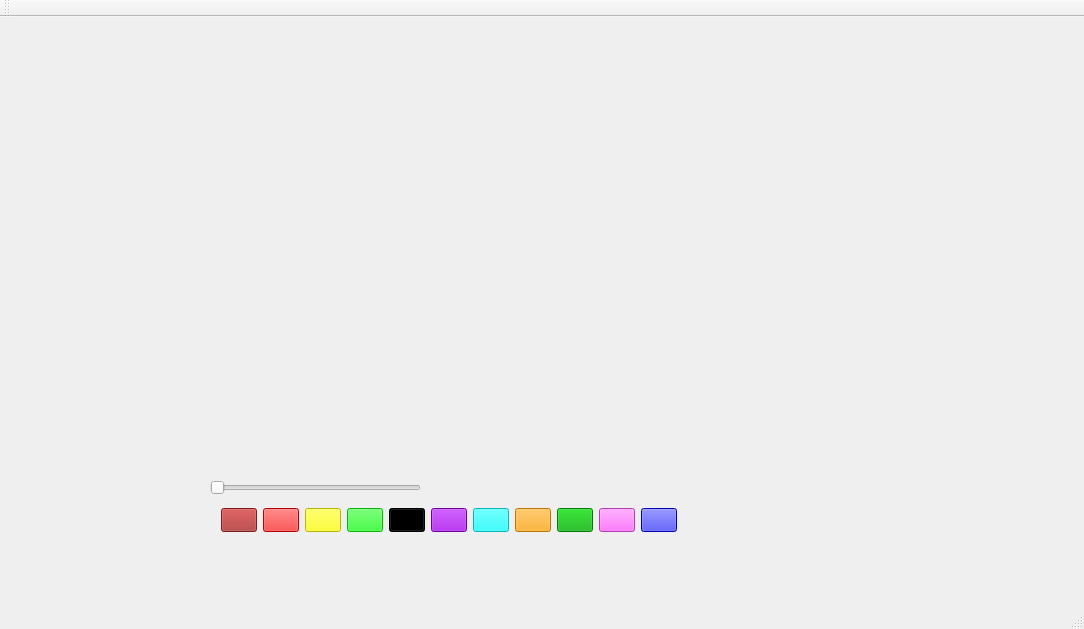
The window that User/User/Drawer_Game_Interface.ui (xNaga09x/ProjectModernCpp) describes before a commit, drawn with Qt 5.
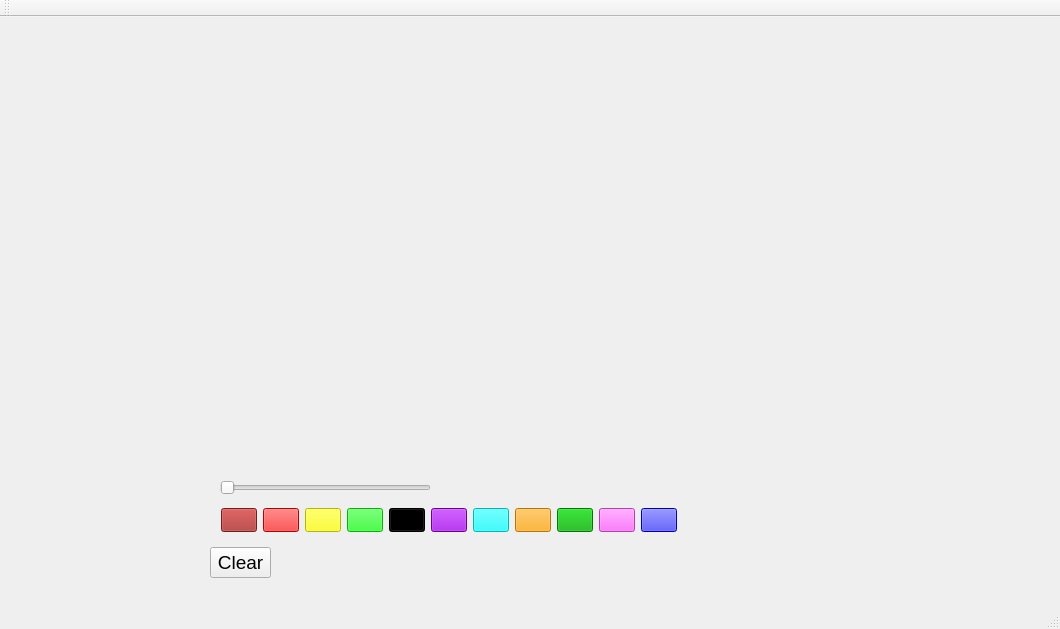
The same window after the commit.

Commit message: Added clear button in Drawer

```diff
--- a/User/User/Drawer_Game_Interface.ui
+++ b/User/User/Drawer_Game_Interface.ui
@@ -6,7 +6,7 @@
    <rect>
     <x>0</x>
     <y>0</y>
-    <width>1084</width>
+    <width>1060</width>
     <height>629</height>
    </rect>
   </property>
@@ -17,7 +17,7 @@
    <widget class="QSlider" name="widthSlider">
     <property name="geometry">
      <rect>
-      <x>210</x>
+      <x>220</x>
       <y>460</y>
       <width>211</width>
       <height>22</height>
@@ -27,6 +27,30 @@
      <enum>Qt::Horizontal</enum>
     </property>
    </widget>
+   <widget class="QPushButton" name="clearButton">
+    <property name="geometry">
+     <rect>
+      <x>210</x>
+      <y>530</y>
+      <width>61</width>
+      <height>31</height>
+     </rect>
+    </property>
+    <property name="sizePolicy">
+     <sizepolicy hsizetype="Fixed" vsizetype="Fixed">
+      <horstretch>0</horstretch>
+      <verstretch>0</verstretch>
+     </sizepolicy>
+    </property>
+    <property name="font">
+     <font>
+      <pointsize>14</pointsize>
+     </font>
+    </property>
+    <property name="text">
+     <string>Clear</string>
+    </property>
+   </widget>
    <widget class="QPushButton" name="blueButton">
     <property name="geometry">
      <rect>
```
Left out of the diff: 2 changed lines with no effect on the pictures. The commit also changes 2 other files.
